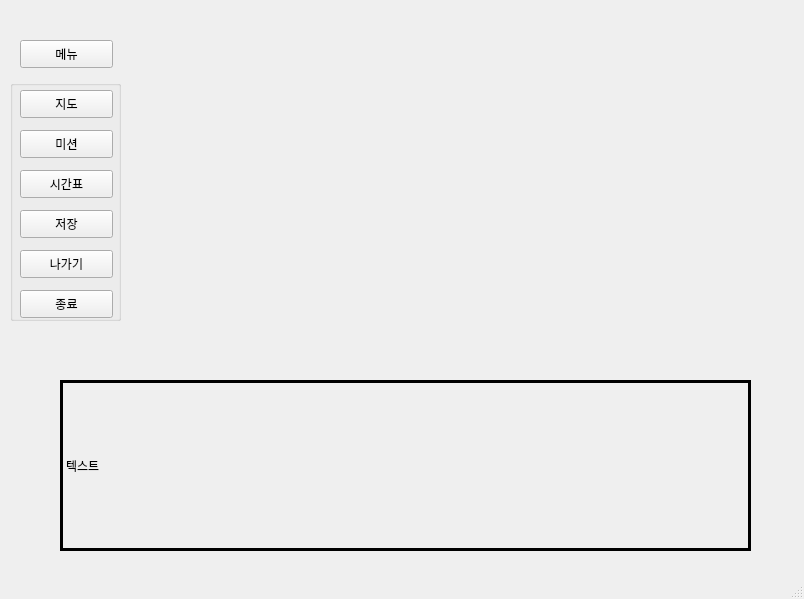
Before: the Qt Designer form SSG_sh00/basic_screen/basic_screen.ui in hyeji1221/Sangmyung_Simulation_Game, drawn with Qt 5.
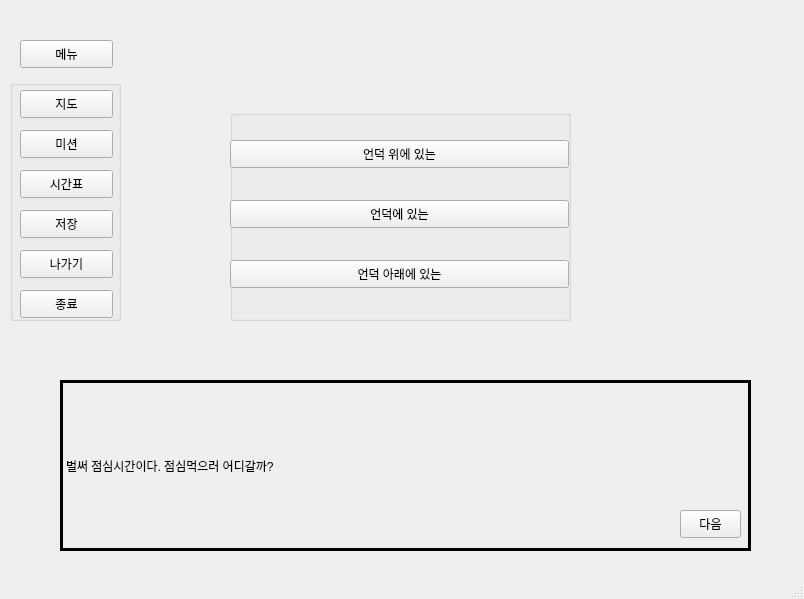
After: the same form once the commit is applied.

Patch:
```diff
--- a/SSG_sh00/basic_screen/basic_screen.ui
+++ b/SSG_sh00/basic_screen/basic_screen.ui
@@ -137,9 +137,88 @@
      <number>3</number>
     </property>
     <property name="text">
-     <string>텍스트</string>
+     <string>벌써 점심시간이다. 점심먹으러 어디갈까?</string>
     </property>
    </widget>
+   <widget class="QPushButton" name="nextButton">
+    <property name="geometry">
+     <rect>
+      <x>680</x>
+      <y>510</y>
+      <width>61</width>
+      <height>28</height>
+     </rect>
+    </property>
+    <property name="text">
+     <string>다음</string>
+    </property>
+   </widget>
+   <widget class="QGroupBox" name="optionBox">
+    <property name="geometry">
+     <rect>
+      <x>230</x>
+      <y>110</y>
+      <width>341</width>
+      <height>211</height>
+     </rect>
+    </property>
+    <property name="font">
+     <font>
+      <kerning>true</kerning>
+     </font>
+    </property>
+    <property name="title">
+     <string/>
+    </property>
+    <property name="flat">
+     <bool>false</bool>
+    </property>
+    <property name="checkable">
+     <bool>false</bool>
+    </property>
+    <property name="checked">
+     <bool>false</bool>
+    </property>
+    <widget class="QPushButton" name="hillUpButton">
+     <property name="geometry">
+      <rect>
+       <x>0</x>
+       <y>30</y>
+       <width>339</width>
+       <height>28</height>
+      </rect>
+     </property>
+     <property name="text">
+      <string>언덕 위에 있는</string>
+     </property>
+    </widget>
+    <widget class="QPushButton" name="hillButton">
+     <property name="geometry">
+      <rect>
+       <x>0</x>
+       <y>90</y>
+       <width>339</width>
+       <height>28</height>
+      </rect>
+     </property>
+     <property name="text">
+      <string>언덕에 있는</string>
+     </property>
+    </widget>
+    <widget class="QPushButton" name="hillDownButton">
+     <property name="geometry">
+      <rect>
+       <x>0</x>
+       <y>150</y>
+       <width>339</width>
+       <height>28</height>
+      </rect>
+     </property>
+     <property name="text">
+      <string>언덕 아래에 있는</string>
+     </property>
+    </widget>
+   </widget>
   </widget>
   <widget class="QStatusBar" name="statusbar"/>
  </widget>
```
